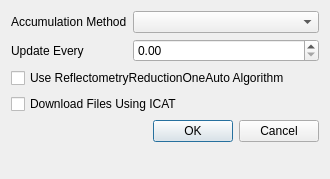
Qt form Code/Mantid/scripts/Interface/ui/reflectometer/refl_options_window.ui (mantidproject/mantid) before a commit.
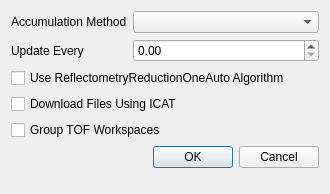
The same form after that commit.

Commit message:
Make TOF workspace grouping optional.
Refs #10196.

Diff of the .ui file:
```diff
--- a/Code/Mantid/scripts/Interface/ui/reflectometer/refl_options_window.ui
+++ b/Code/Mantid/scripts/Interface/ui/reflectometer/refl_options_window.ui
@@ -7,7 +7,7 @@
     <x>0</x>
     <y>0</y>
     <width>330</width>
-    <height>179</height>
+    <height>194</height>
    </rect>
   </property>
   <property name="windowTitle">
@@ -47,21 +47,28 @@
      </property>
     </widget>
    </item>
-   <item row="3" column="0" colspan="2">
+   <item row="2" column="0" colspan="2">
     <widget class="QCheckBox" name="checkAlg">
      <property name="text">
       <string>Use ReflectometryReductionOneAuto Algorithm</string>
      </property>
     </widget>
    </item>
-   <item row="5" column="0" colspan="2">
+   <item row="3" column="0" colspan="2">
     <widget class="QCheckBox" name="checkICATDownload">
      <property name="text">
       <string>Download Files Using ICAT</string>
      </property>
     </widget>
    </item>
-   <item row="6" column="0" colspan="2">
+   <item row="4" column="0" colspan="2">
+    <widget class="QCheckBox" name="checkGroupTOFWorkspaces">
+     <property name="text">
+      <string>Group TOF Workspaces</string>
+     </property>
+    </widget>
+   </item>
+   <item row="5" column="0" colspan="2">
     <widget class="QDialogButtonBox" name="buttonsLive">
      <property name="orientation">
       <enum>Qt::Horizontal</enum>
```
The commit also changes 3 other files.
